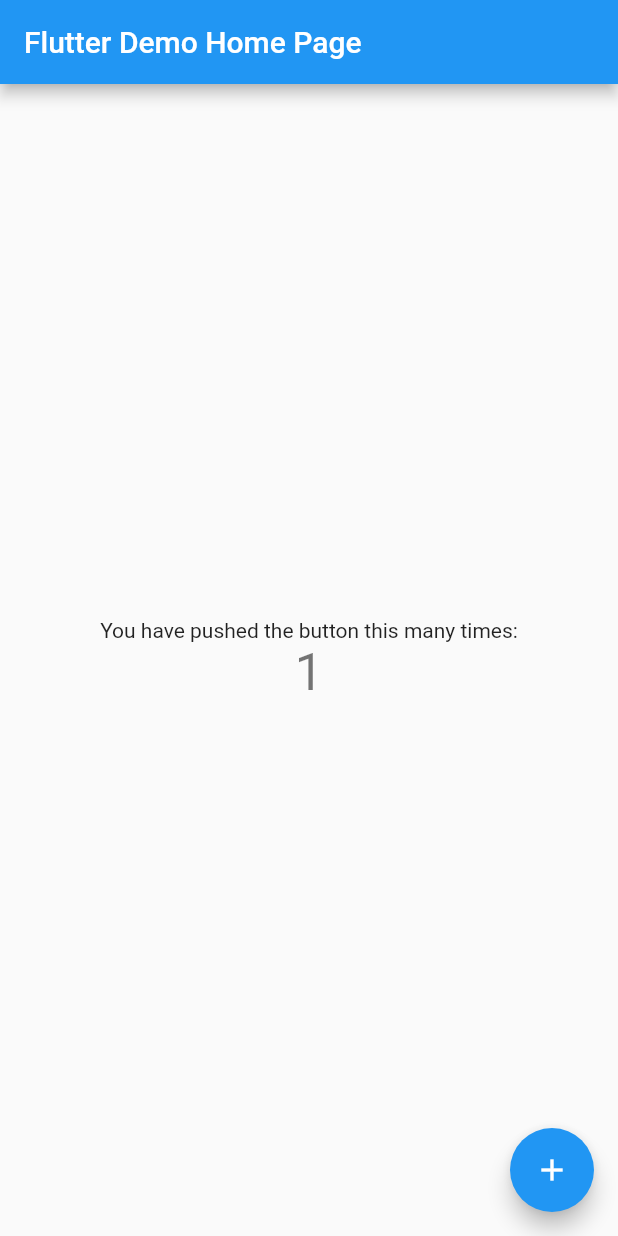
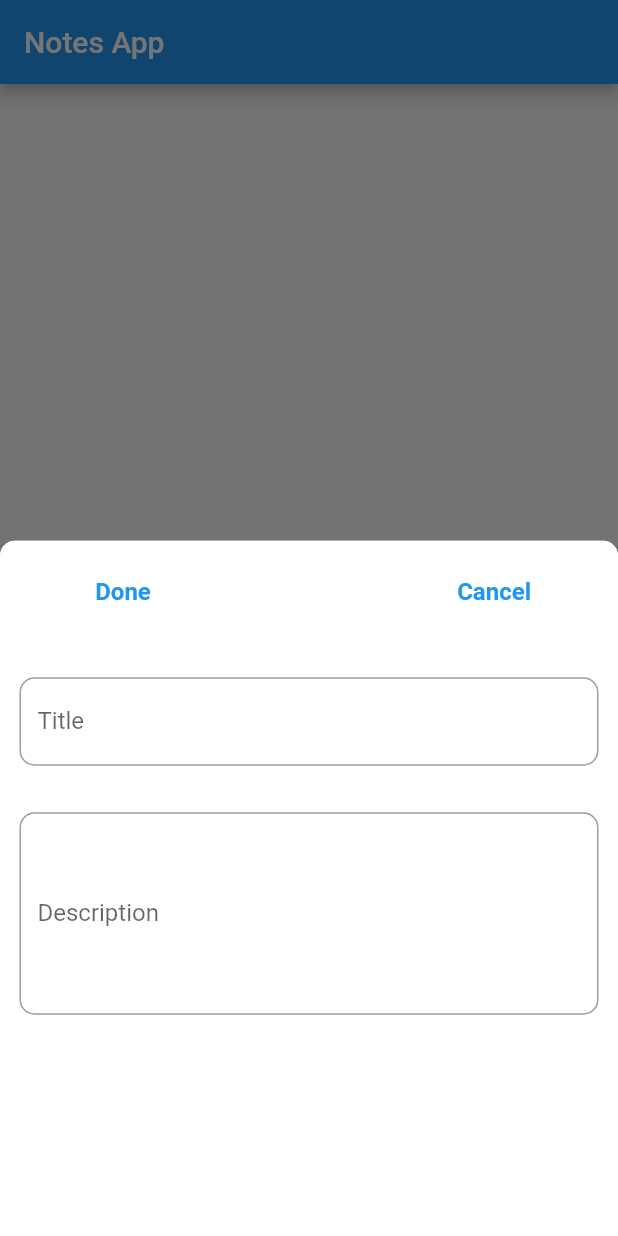
Before and after one commit to KarrarMohamed/computiq_task_week1, a Flutter app: the screen it shows after launch, after a tap on the "add" icon, on a phone screen of 412 x 824 dp. Run offline on Flutter 3.47's test engine with Material 2 defaults, Android fonts, the phone set to English and light mode, and no system bars; our stand-ins replace flutter_riverpod, shared_preferences.

Commit message:
task completed

```diff
--- a/lib/main.dart
+++ b/lib/main.dart
@@ -1,115 +1,67 @@
+import 'package:computiq_task_week1/todos/add_todo_widget.dart';
+import 'package:computiq_task_week1/todos/todos_list_widget.dart';
 import 'package:flutter/material.dart';
+import 'package:flutter_riverpod/flutter_riverpod.dart';
+import 'package:shared_preferences/shared_preferences.dart';
 
 void main() {
-  runApp(const MyApp());
+  runApp(
+    const ProviderScope(child: MyApp()),
+  );
 }
 
-class MyApp extends StatelessWidget {
+final sharedPreferencesProvider = FutureProvider<SharedPreferences>((ref) async {
+  return await SharedPreferences.getInstance();
+});
+
+class MyApp extends ConsumerWidget {
   const MyApp({Key? key}) : super(key: key);
 
   // This widget is the root of your application.
   @override
-  Widget build(BuildContext context) {
+  Widget build(BuildContext context, ScopedReader watch) {
+    final prefs = watch(sharedPreferencesProvider);
     return MaterialApp(
-      title: 'Flutter Demo',
-      theme: ThemeData(
-        // This is the theme of your application.
-        //
-        // Try running your application with "flutter run". You'll see the
-        // application has a blue toolbar. Then, without quitting the app, try
-        // changing the primarySwatch below to Colors.green and then invoke
-        // "hot reload" (press "r" in the console where you ran "flutter run",
-        // or simply save your changes to "hot reload" in a Flutter IDE).
-        // Notice that the counter didn't reset back to zero; the application
-        // is not restarted.
-        primarySwatch: Colors.blue,
+      debugShowCheckedModeBanner: false,
+      home: prefs.when(
+        data: (_) => const HomePage(),
+        loading: () => const Center(child: CircularProgressIndicator()),
+        error: (_, __) => const Center(
+          child: Text('Something went wrong'),
+        ),
       ),
-      home: const MyHomePage(title: 'Flutter Demo Home Page'),
     );
   }
 }
 
-class MyHomePage extends StatefulWidget {
-  const MyHomePage({Key? key, required this.title}) : super(key: key);
-
-  // This widget is the home page of your application. It is stateful, meaning
-  // that it has a State object (defined below) that contains fields that affect
-  // how it looks.
-
-  // This class is the configuration for the state. It holds the values (in this
-  // case the title) provided by the parent (in this case the App widget) and
-  // used by the build method of the State. Fields in a Widget subclass are
-  // always marked "final".
-
-  final String title;
-
-  @override
-  State<MyHomePage> createState() => _MyHomePageState();
-}
-
-class _MyHomePageState extends State<MyHomePage> {
-  int _counter = 0;
-
-  void _incrementCounter() {
-    setState(() {
-      // This call to setState tells the Flutter framework that something has
-      // changed in this State, which causes it to rerun the build method below
-      // so that the display can reflect the updated values. If we changed
-      // _counter without calling setState(), then the build method would not be
-      // called again, and so nothing would appear to happen.
-      _counter++;
-    });
-  }
+class HomePage extends StatelessWidget {
+  const HomePage({Key? key}) : super(key: key);
 
   @override
   Widget build(BuildContext context) {
-    // This method is rerun every time setState is called, for instance as done
-    // by the _incrementCounter method above.
-    //
-    // The Flutter framework has been optimized to make rerunning build methods
-    // fast, so that you can just rebuild anything that needs updating rather
-    // than having to individually change instances of widgets.
     return Scaffold(
+      floatingActionButton: FloatingActionButton(
+        child: const Icon(Icons.add),
+        onPressed: () {
+          showModalBottomSheet(
+            isDismissible: false,
+            shape: const RoundedRectangleBorder(
+                borderRadius: BorderRadius.only(
+              topLeft: Radius.circular(10),
+              topRight: Radius.circular(10),
+            )),
+            context: context,
+            builder: (_) => const AddTodoWidget(),
+          );
+        },
+      ),
       appBar: AppBar(
-        // Here we take the value from the MyHomePage object that was created by
-        // the App.build method, and use it to set our appbar title.
-        title: Text(widget.title),
+        title: Text('Notes App'),
       ),
-      body: Center(
-        // Center is a layout widget. It takes a single child and positions it
-        // in the middle of the parent.
-        child: Column(
-          // Column is also a layout widget. It takes a list of children and
-          // arranges them vertically. By default, it sizes itself to fit its
-          // children horizontally, and tries to be as tall as its parent.
-          //
-          // Invoke "debug painting" (press "p" in the console, choose the
-          // "Toggle Debug Paint" action from the Flutter Inspector in Android
-          // Studio, or the "Toggle Debug Paint" command in Visual Studio Code)
-          // to see the wireframe for each widget.
-          //
-          // Column has various properties to control how it sizes itself and
-          // how it positions its children. Here we use mainAxisAlignment to
-          // center the children vertically; the main axis here is the vertical
-          // axis because Columns are vertical (the cross axis would be
-          // horizontal).
-          mainAxisAlignment: MainAxisAlignment.center,
-          children: <Widget>[
-            const Text(
-              'You have pushed the button this many times:',
-            ),
-            Text(
-              '$_counter',
-              style: Theme.of(context).textTheme.headline4,
-            ),
-          ],
-        ),
+      body: Container(
+        padding: const EdgeInsets.all(10),
+        child: const TodosListViewWidget(),
       ),
-      floatingActionButton: FloatingActionButton(
-        onPressed: _incrementCounter,
-        tooltip: 'Increment',
-        child: const Icon(Icons.add),
-      ), // This trailing comma makes auto-formatting nicer for build methods.
     );
   }
 }
--- a/lib/todos/add_todo_widget.dart
+++ b/lib/todos/add_todo_widget.dart
@@ -0,0 +1,117 @@
+import 'package:computiq_task_week1/todos/todo_model.dart';
+import 'package:computiq_task_week1/todos/todos_list_widget.dart';
+import 'package:flutter/material.dart';
+import 'package:flutter_riverpod/flutter_riverpod.dart';
+
+class AddTodoWidget extends StatefulWidget {
+  const AddTodoWidget({Key? key}) : super(key: key);
+
+  @override
+  _AddTodoWidgetState createState() => _AddTodoWidgetState();
+}
+
+class _AddTodoWidgetState extends State<AddTodoWidget> {
+  late TextEditingController _titleController;
+  late TextEditingController _descriptionController;
+
+  @override
+  void initState() {
+    _titleController = TextEditingController();
+    _descriptionController = TextEditingController();
+    super.initState();
+  }
+
+  @override
+  void dispose() {
+    _titleController.dispose();
+    _descriptionController.dispose();
+    super.dispose();
+  }
+
+  @override
+  Widget build(BuildContext context) {
+    return Container(
+      height: 500,
+      width: 300,
+      decoration: const BoxDecoration(
+        color: Colors.white,
+        borderRadius: BorderRadius.only(
+          topRight: Radius.circular(10),
+          topLeft: Radius.circular(10),
+        ),
+      ),
+      child: Column(
+        children: [
+          Padding(
+            padding: const EdgeInsets.only(
+              left: 50.0,
+              right: 50.0,
+              top: 10,
+            ),
+            child: Row(
+              mainAxisAlignment: MainAxisAlignment.spaceBetween,
+              children: [
+                TextButton(
+                  child: const Text(
+                    'Done',
+                    style: TextStyle(
+                      color: Colors.blue,
+                      fontWeight: FontWeight.bold,
+                      fontSize: 16,
+                    ),
+                  ),
+                  onPressed: () async {
+                    var newTodo = Todo(
+                      title: _titleController.text,
+                      description: _descriptionController.text,
+                    );
+                    await context.read(todosProvider).addTodo(newTodo);
+                    Navigator.of(context).pop();
+                  },
+                ),
+                TextButton(
+                  child: const Text(
+                    'Cancel',
+                    style: TextStyle(
+                      color: Colors.blue,
+                      fontWeight: FontWeight.bold,
+                      fontSize: 16,
+                    ),
+                  ),
+                  onPressed: Navigator.of(context).pop,
+                )
+              ],
+            ),
+          ),
+          const SizedBox(height: 20),
+          Padding(
+            padding: const EdgeInsets.all(13.0),
+            child: TextFormField(
+              controller: _titleController,
+              decoration: InputDecoration(
+                border: OutlineInputBorder(
+                  borderRadius: BorderRadius.circular(10),
+                ),
+                label: const Text('Title'),
+              ),
+            ),
+          ),
+          const SizedBox(height: 5),
+          Padding(
+            padding: const EdgeInsets.all(13.0),
+            child: TextFormField(
+              maxLines: 5,
+              controller: _descriptionController,
+              decoration: InputDecoration(
+                border: OutlineInputBorder(
+                  borderRadius: BorderRadius.circular(10),
+                ),
+                label: const Text('Description'),
+              ),
+            ),
+          )
+        ],
+      ),
+    );
+  }
+}
--- /dev/null
+++ b/lib/todos/todo_model.dart
@@ -0,0 +1,28 @@
+class Todo {
+  String title;
+  String description;
+  bool isCompleted;
+
+  Todo({
+    required this.title,
+    required this.description,
+    this.isCompleted = false,
+  });
+
+  Todo.fromJSON(Map<String, dynamic> json)
+      : title = json['title'],
+        description = json['description'],
+        isCompleted = json['isCompleted'];
+
+  Map<String, dynamic> toJSON() => {
+        'title': title,
+        'description': description,
+        'isCompleted': isCompleted,
+      };
+
+  copyWith({String? titleText, String? descriptionText, bool? isCompletedText}) {
+    title = titleText ?? title;
+    description = descriptionText ?? description;
+    isCompleted = isCompletedText ?? isCompleted;
+  }
+}
--- /dev/null
+++ b/lib/todos/todos_list_widget.dart
@@ -0,0 +1,113 @@
+import 'dart:convert';
+
+import 'package:computiq_task_week1/main.dart';
+import 'package:computiq_task_week1/todos/todo_model.dart';
+import 'package:flutter/material.dart';
+import 'package:flutter_riverpod/flutter_riverpod.dart';
+
+class TodosState extends ChangeNotifier {
+  final _todos = <Todo>[];
+  late ProviderReference _ref;
+
+  List<Todo> get todos => _todos;
+
+  var _isLoading = false;
+
+  bool get isLoading => _isLoading;
+
+  void setIsLoadingTo(bool update) {
+    if (_isLoading != update) {
+      _isLoading = update;
+      notifyMyListeners();
+    }
+  }
+
+  TodosState({required ProviderReference reference}) {
+    _ref = reference;
+    _initializeTodos();
+  }
+
+  void _initializeTodos() {
+    setIsLoadingTo(true);
+    var prefs = _ref.read(sharedPreferencesProvider).data;
+    var todosString = prefs!.value.get('todos');
+    debugPrint(todosString.toString());
+    if (todosString != null) {
+      var todosJsonList = jsonDecode(todosString as String);
+      if (todosJsonList != null) {
+        _todos.addAll(todosJsonList.map<Todo>((element) => Todo.fromJSON(element)).toList());
+      }
+    }
+
+    setIsLoadingTo(false);
+  }
+
+  Future<void> addTodo(Todo todo) async {
+    _todos.add(todo);
+    await _update();
+  }
+
+  Future<void> removeTodo(int pos) async {
+    _todos.removeAt(pos);
+    await _update();
+  }
+
+  void updateCompletionStatus(int pos) {
+    _todos[pos].copyWith(isCompletedText: !_todos[pos].isCompleted);
+    _update();
+  }
+
+  Future<void> _update() async {
+    var prefs = _ref.read(sharedPreferencesProvider);
+    await prefs.data!.value.setString('todos', jsonEncode(_todos.map((e) => e.toJSON()).toList()));
+    notifyMyListeners();
+  }
+
+  // ==============================================================================================
+  bool _isDisposed = false;
+
+  void notifyMyListeners() {
+    if (!_isDisposed) {
+      notifyListeners();
+    }
+  }
+
+  @override
+  void dispose() {
+    _isDisposed = true;
+    super.dispose();
+  }
+}
+
+final todosProvider = ChangeNotifierProvider.autoDispose<TodosState>((ref) {
+  return TodosState(reference: ref);
+});
+
+final todosCountProvider = Provider.autoDispose<int>((ref) {
+  final todosNotifier = ref.watch(todosProvider);
+  return todosNotifier.todos.length;
+});
+
+class TodosListViewWidget extends ConsumerWidget {
+  const TodosListViewWidget({Key? key}) : super(key: key);
+
+  @override
+  Widget build(BuildContext context, ScopedReader watch) {
+    final todosNotifier = watch(todosProvider);
+    return todosNotifier.todos.isEmpty
+        ? const Center(
+            child: Text('There are no notes added yet'),
+          )
+        : ListView.builder(
+            itemCount: todosNotifier.todos.length,
+            itemBuilder: (context, pos) => CheckboxListTile(
+              title: Text(todosNotifier.todos[pos].title),
+              subtitle: Text(todosNotifier.todos[pos].description),
+              value: todosNotifier.todos[pos].isCompleted,
+              onChanged: (update) {
+                watch(todosProvider.notifier).updateCompletionStatus(pos);
+              },
+            ),
+          );
+  }
+}
--- a/pubspec.yaml
+++ b/pubspec.yaml
@@ -34,6 +34,8 @@ dependencies:
   # The following adds the Cupertino Icons font to your application.
   # Use with the CupertinoIcons class for iOS style icons.
   cupertino_icons: ^1.0.2
+  shared_preferences: ^2.0.8
+  flutter_riverpod: ^0.14.0+3
 
 dev_dependencies:
   flutter_test:
```
Also changed, not shown: pubspec.lock.
